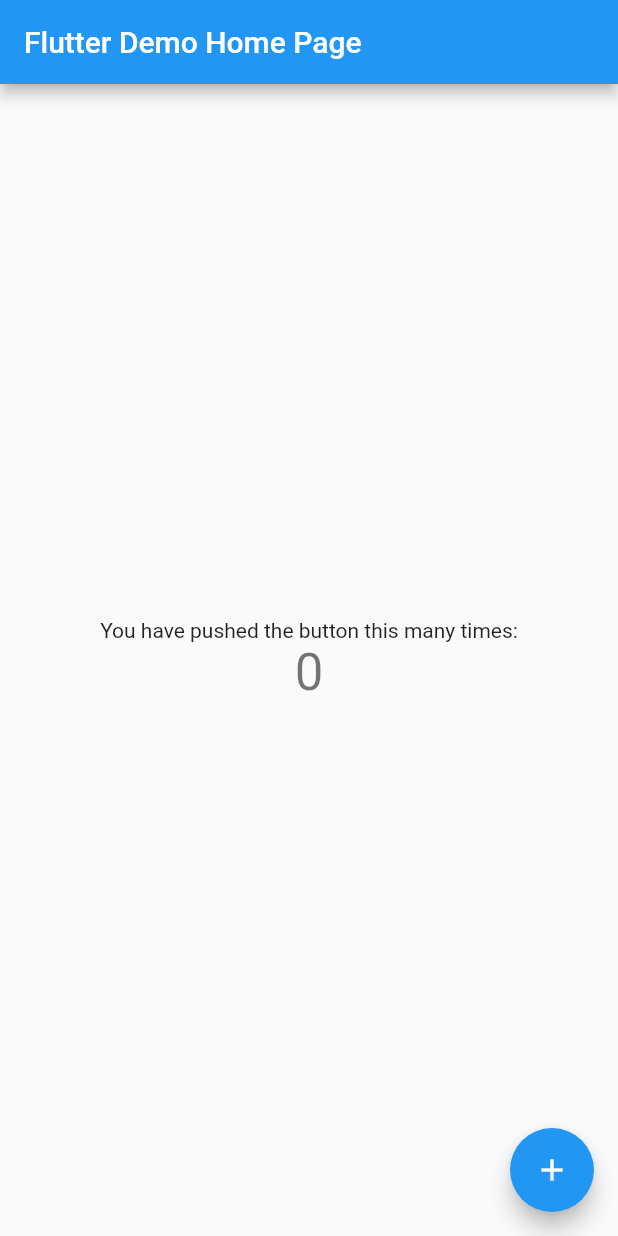
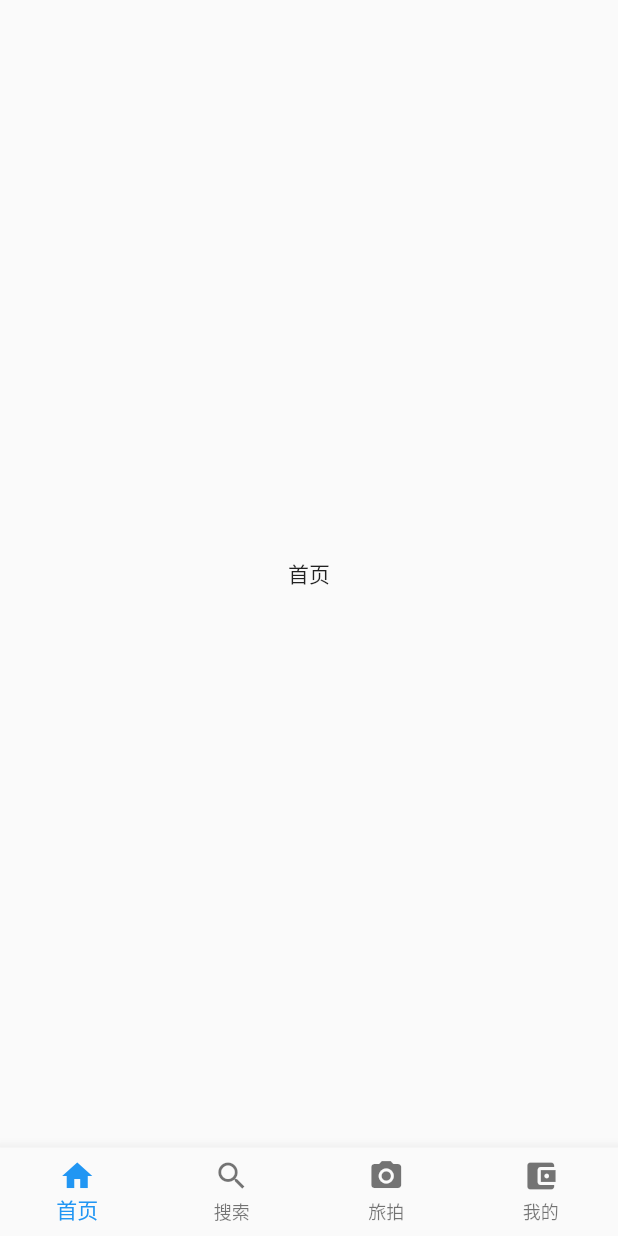
Before and after one commit to ChenNW/flutter_trip, a Flutter app: the screen it shows after launch, on a phone screen of 412 x 824 dp. Run offline on Flutter 3.47's test engine with Material 2 defaults, Android fonts, the phone set to English and light mode, and no system bars.

Commit message:
项目初始化

```diff
--- a/lib/main.dart
+++ b/lib/main.dart
@@ -1,5 +1,6 @@
 import 'package:flutter/material.dart';
-
+import 'package:flutter_trip/pages/my_page.dart';
+import 'package:flutter_trip/tabbar/tabbarController.dart';
 void main() => runApp(MyApp());
 
 class MyApp extends StatelessWidget {
@@ -8,104 +9,7 @@ class MyApp extends StatelessWidget {
   Widget build(BuildContext context) {
     return MaterialApp(
       title: 'Flutter Demo',
-      theme: ThemeData(
-        // This is the theme of your application.
-        //
-        // Try running your application with "flutter run". You'll see the
-        // application has a blue toolbar. Then, without quitting the app, try
-        // changing the primarySwatch below to Colors.green and then invoke
-        // "hot reload" (press "r" in the console where you ran "flutter run",
-        // or simply save your changes to "hot reload" in a Flutter IDE).
-        // Notice that the counter didn't reset back to zero; the application
-        // is not restarted.
-        primarySwatch: Colors.blue,
-      ),
-      home: MyHomePage(title: 'Flutter Demo Home Page'),
+      home: myTabbar(),
     );
   }
 }
-
-class MyHomePage extends StatefulWidget {
-  MyHomePage({Key key, this.title}) : super(key: key);
-
-  // This widget is the home page of your application. It is stateful, meaning
-  // that it has a State object (defined below) that contains fields that affect
-  // how it looks.
-
-  // This class is the configuration for the state. It holds the values (in this
-  // case the title) provided by the parent (in this case the App widget) and
-  // used by the build method of the State. Fields in a Widget subclass are
-  // always marked "final".
-
-  final String title;
-
-  @override
-  _MyHomePageState createState() => _MyHomePageState();
-}
-
-class _MyHomePageState extends State<MyHomePage> {
-  int _counter = 0;
-
-  void _incrementCounter() {
-    setState(() {
-      // This call to setState tells the Flutter framework that something has
-      // changed in this State, which causes it to rerun the build method below
-      // so that the display can reflect the updated values. If we changed
-      // _counter without calling setState(), then the build method would not be
-      // called again, and so nothing would appear to happen.
-      _counter++;
-    });
-  }
-
-  @override
-  Widget build(BuildContext context) {
-    // This method is rerun every time setState is called, for instance as done
-    // by the _incrementCounter method above.
-    //
-    // The Flutter framework has been optimized to make rerunning build methods
-    // fast, so that you can just rebuild anything that needs updating rather
-    // than having to individually change instances of widgets.
-    return Scaffold(
-      appBar: AppBar(
-        // Here we take the value from the MyHomePage object that was created by
-        // the App.build method, and use it to set our appbar title.
-        title: Text(widget.title),
-      ),
-      body: Center(
-        // Center is a layout widget. It takes a single child and positions it
-        // in the middle of the parent.
-        child: Column(
-          // Column is also layout widget. It takes a list of children and
-          // arranges them vertically. By default, it sizes itself to fit its
-          // children horizontally, and tries to be as tall as its parent.
-          //
-          // Invoke "debug painting" (press "p" in the console, choose the
-          // "Toggle Debug Paint" action from the Flutter Inspector in Android
-          // Studio, or the "Toggle Debug Paint" command in Visual Studio Code)
-          // to see the wireframe for each widget.
-          //
-          // Column has various properties to control how it sizes itself and
-          // how it positions its children. Here we use mainAxisAlignment to
-          // center the children vertically; the main axis here is the vertical
-          // axis because Columns are vertical (the cross axis would be
-          // horizontal).
-          mainAxisAlignment: MainAxisAlignment.center,
-          children: <Widget>[
-            Text(
-              'You have pushed the button this many times:',
-            ),
-            Text(
-              '$_counter',
-              style: Theme.of(context).textTheme.display1,
-            ),
-          ],
-        ),
-      ),
-      floatingActionButton: FloatingActionButton(
-        onPressed: _incrementCounter,
-        tooltip: 'Increment',
-        child: Icon(Icons.add),
-      ), // This trailing comma makes auto-formatting nicer for build methods.
-    );
-  }
-}
--- /dev/null
+++ b/lib/pages/home_page.dart
@@ -0,0 +1,21 @@
+import 'package:flutter/material.dart';
+
+class home_page extends StatefulWidget {
+  @override
+  _home_Page createState() => _home_Page();
+
+}
+
+class _home_Page extends State<home_page>{
+
+  @override
+  Widget build(BuildContext context) {
+    return Scaffold(
+      body: Center(
+        child: Text('首页'),
+      ),
+
+    );
+  }
+
+}
--- /dev/null
+++ b/lib/tabbar/tabbarController.dart
@@ -0,0 +1,65 @@
+import 'package:flutter/material.dart';
+import 'package:flutter_trip/pages/home_page.dart';
+import 'package:flutter_trip/pages/my_page.dart';
+import 'package:flutter_trip/pages/search_page.dart';
+import 'package:flutter_trip/pages/travel_page.dart';
+
+class myTabbar extends StatefulWidget {
+  @override
+  _mytabbar createState() => _mytabbar();
+}
+
+class _mytabbar extends State<myTabbar> {
+  final PageController _pageController = PageController(initialPage: 0,);
+
+  int _currentIndex = 0;
+
+  @override
+  Widget build(BuildContext context) {
+    return Scaffold(
+
+      bottomNavigationBar: BottomNavigationBar(
+        currentIndex: _currentIndex,
+        items: _items,
+        type: BottomNavigationBarType.fixed,
+        onTap: (index) {
+          _pageController.jumpToPage(index);
+          setState(() {
+            _currentIndex = index;
+          });
+        },
+      ),
+
+      body: PageView(
+        controller: _pageController,
+        children: _controllers,
+      ),
+
+    );
+  }
+}
+
+final List<BottomNavigationBarItem> _items = [
+  BottomNavigationBarItem(
+      icon: Icon(Icons.home), activeIcon: Icon(Icons.home), title: Text('首页')),
+  BottomNavigationBarItem(
+      icon: Icon(Icons.search),
+      activeIcon: Icon(Icons.search),
+      title: Text('搜索')),
+  BottomNavigationBarItem(
+      icon: Icon(Icons.camera_alt),
+      activeIcon: Icon(Icons.camera_alt),
+      title: Text('旅拍')),
+  BottomNavigationBarItem(
+      icon: Icon(Icons.account_balance_wallet),
+      activeIcon: Icon(Icons.account_balance_wallet),
+      title: Text('我的')),
+];
+
+final List <Widget>_controllers = [
+  home_page(),
+  search_page(),
+  travel_page(),
+  my_page()
+
+];
```
Also changed, not shown: lib/pages/my_page.dart (added, +21 -0 lines), lib/pages/search_page.dart (added, +21 -0 lines), lib/pages/travel_page.dart (added, +21 -0 lines).
